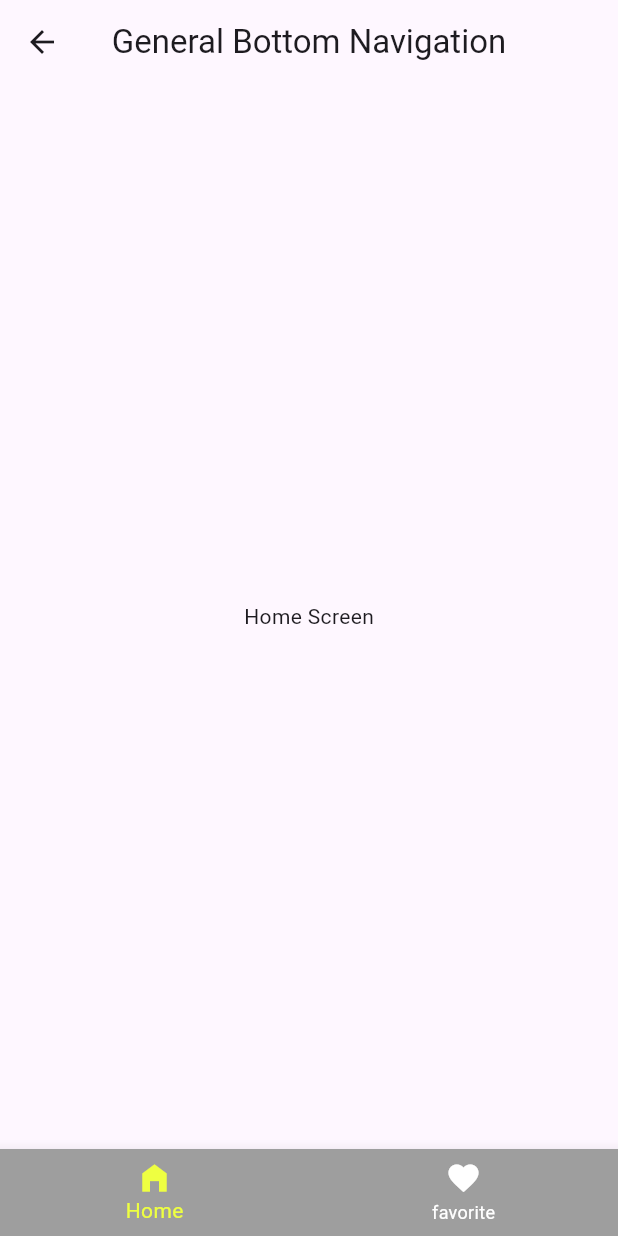
After one commit to Pratyusha114/Flutter, a Flutter app: the GeneralBottomNav screen opened by its route, on a phone screen of 412 x 824 dp. The commit adds this screen. Run offline on Flutter 3.47's test engine with Material 3 defaults, Android fonts, the phone set to English and light mode, and no system bars; our stand-ins replace dropdown_button2, get.

Commit message:
Bottom Navigation.

```diff
--- /dev/null
+++ b/lib/bottom_nav_feature/general_bottom_nav/general_bottom_nav.dart
@@ -0,0 +1,56 @@
+import 'package:flutter/material.dart';
+import 'package:get/get.dart';
+
+import 'general_bottom_nav_controller.dart';
+
+class GeneralBottomNav extends StatelessWidget {
+  const GeneralBottomNav({super.key});
+
+  @override
+  Widget build(BuildContext context) {
+    final GeneralBottomNavController generalBottomNavController =
+        Get.put(GeneralBottomNavController());
+
+    return Scaffold(
+      appBar: AppBar(
+        leading: IconButton(
+            onPressed: () {
+              Get.back();
+            },
+            icon: const Icon(Icons.arrow_back)),
+        title: const Text("General Bottom Navigation"),
+        centerTitle: true,
+      ),
+      body: Obx(() => IndexedStack(
+            index: generalBottomNavController.tabIndex.value,
+            children: const [HomeScreen(), Text("Favourites")],
+          )),
+      bottomNavigationBar: Obx(() => BottomNavigationBar(
+            backgroundColor: Colors.grey,
+            showSelectedLabels: true,
+            showUnselectedLabels: true,
+            selectedItemColor: Colors.limeAccent,
+            unselectedItemColor: Colors.white,
+            currentIndex: generalBottomNavController.tabIndex.value,
+            onTap: (int index) {
+              generalBottomNavController.changeTab(index);
+            },
+            items: const [
+              BottomNavigationBarItem(
+                  icon: Icon(Icons.home_filled), label: "Home"),
+              BottomNavigationBarItem(
+                  icon: Icon(Icons.favorite), label: "favorite")
+            ],
+          )),
+    );
+  }
+}
+
+class HomeScreen extends StatelessWidget {
+  const HomeScreen({super.key});
+
+  @override
+  Widget build(BuildContext context) {
+    return const Center(child: Text("Home Screen"));
+  }
+}
--- /dev/null
+++ b/lib/bottom_nav_feature/general_bottom_nav/general_bottom_nav_controller.dart
@@ -0,0 +1,9 @@
+import 'package:get/get.dart';
+
+class GeneralBottomNavController extends GetxController {
+  var tabIndex = 0.obs;
+
+  void changeTab(int index) {
+    tabIndex.value = index;
+  }
+}
--- a/lib/core/navigations/graph.dart
+++ b/lib/core/navigations/graph.dart
@@ -1,12 +1,14 @@
 import 'package:flutter_basics/alerts_feature/alert_screen.dart';
+import 'package:flutter_basics/bottom_nav_feature/badges_bottom_nav/badges_bottom_nav_screen.dart';
+import 'package:flutter_basics/bottom_nav_feature/bottom_nav_with_notch/bottom_nav_with_notch_screen.dart';
 import 'package:flutter_basics/bottom_nav_feature/bottom_navigation_screen.dart';
-import 'package:flutter_basics/bottom_nav_feature/general_bottom_nav.dart';
 import 'package:flutter_basics/core/navigations/routes.dart';
 import 'package:flutter_basics/drop_down_feature/drop_down_screen.dart';
 import 'package:flutter_basics/text_field/text_field_screen.dart';
 import 'package:get/get_navigation/src/routes/get_route.dart';
 
-import '../../buttons_feature/buttons_sreen.dart';
+import '../../bottom_nav_feature/general_bottom_nav/general_bottom_nav.dart';
+import '../../buttons_feature/buttons_screen.dart';
 import '../../form_feature/form_screen.dart';
 import '../../menu_feature/menu_screen.dart';
 
@@ -20,5 +22,7 @@ List<GetPage> routes = [
   GetPage(
       name: Routes.bottomNavigationScreen,
       page: () => const BottomNavigationScreen()),
-  GetPage(name: Routes.generalBottomNav, page: () => const GeneralBottomNav())
+  GetPage(name: Routes.generalBottomNav, page: () => const GeneralBottomNav()),
+  GetPage(name: Routes.bottomNavWithBadges, page: () => BadgesBottomNav()),
+  GetPage(name: Routes.bottomNavWithNotch, page: ()=> const BottomNavWithNotch())
 ];
--- a/lib/core/navigations/routes.dart
+++ b/lib/core/navigations/routes.dart
@@ -11,5 +11,5 @@ class Routes {
   static const bottomNavigationScreen = "/bottomNavigation";
   static const generalBottomNav = "/generalBottomNav";
   static const bottomNavWithBadges = "/BottomNavWithBadges";
-  static const bottomNavWithFab = "/BottomNavWithFAB";
+  static const bottomNavWithNotch = "/BottomNavWithFAB";
 }
--- a/lib/menu_feature/menu_screen.dart
+++ b/lib/menu_feature/menu_screen.dart
@@ -58,6 +58,9 @@ class MenuOptions extends StatelessWidget {
               case 4: {
                 Get.toNamed(Routes.dropDownScreen);
               }
+              case 5: {
+                Get.toNamed(Routes.bottomNavigationScreen);
+              }
             }
           },
         );
```
Also changed, not shown: lib/bottom_nav_feature/badges_bottom_nav/badges_bottom_nav_controller.dart (added, +23 -0 lines), lib/bottom_nav_feature/badges_bottom_nav/badges_bottom_nav_screen.dart (added, +65 -0 lines), lib/bottom_nav_feature/bottom_nav_with_notch/bottom_nav_with_notch_screen.dart (added, +38 -0 lines), lib/bottom_nav_feature/bottom_navigation_screen.dart (+5 -2 lines), lib/bottom_nav_feature/general_bottom_nav.dart (deleted, +0 -11 lines), lib/buttons_feature/buttons_screen.dart (renamed from lib/buttons_feature/buttons_sreen.dart).
